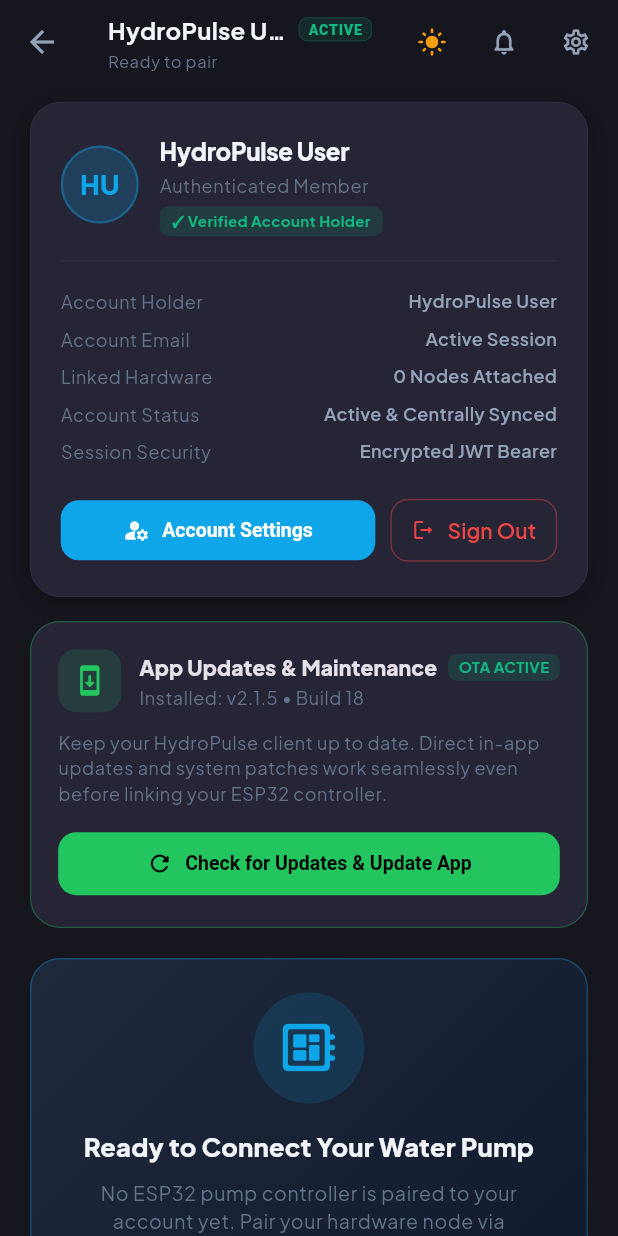
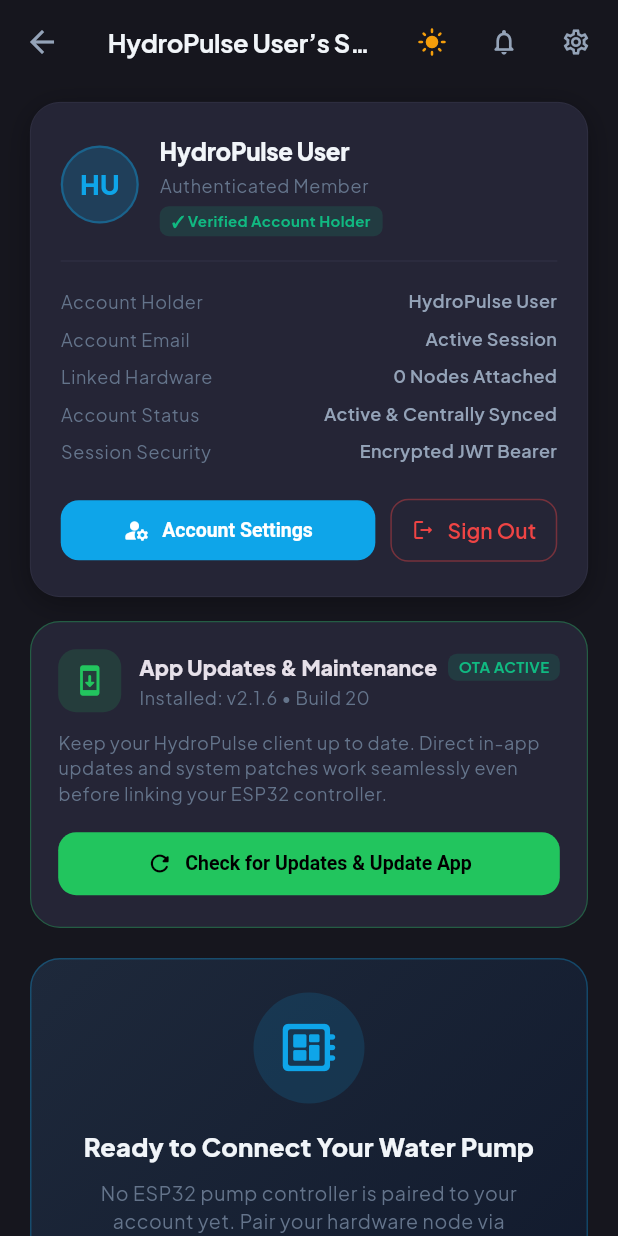
Before and after one commit to karthiknataraj547/Water-pump-controller, a Flutter app: the DashboardScreen screen opened directly, on a phone screen of 412 x 824 dp. Run offline on Flutter 3.47's test engine with Material 3 defaults, Android fonts, the light colour scheme and no system bars; our stand-ins replace dio, fl_chart, flutter_local_notifications, flutter_riverpod, flutter_secure_storage, go_router and 5 more; missing offline and left inert: flutter_reactive_ble, mqtt_client; accounts and stored records are empty; network calls fail.

```diff
--- a/frontend/lib/core/constants/app_constants.dart
+++ b/frontend/lib/core/constants/app_constants.dart
@@ -1,7 +1,7 @@
 class AppConstants {
   static const String appName = 'HydroPulse IoT';
-  static const String appVersion = '2.1.5';
-  static const int appBuildNumber = 18;
+  static const String appVersion = '2.1.6';
+  static const int appBuildNumber = 20;
 
   // API & MQTT Backend (Centralized HydroPulse Cloud Sync)
   static const String staticVersionUrl = 'https://water-pump-controller.vercel.app/version.json';
--- a/frontend/lib/features/dashboard/presentation/dashboard_screen.dart
+++ b/frontend/lib/features/dashboard/presentation/dashboard_screen.dart
@@ -102,7 +102,6 @@ class _DashboardScreenState extends ConsumerState<DashboardScreen>
   Widget build(BuildContext context) {
     final device = hardwareStateService.activeDevice;
     final isOnline = hardwareStateService.isHardwareOnline;
-    final isMqttConnected = hardwareStateService.isMqttConnected;
     final sensorData = hardwareStateService.sensorData;
     final pumpStatus = hardwareStateService.pumpStatus;
 
@@ -115,96 +114,14 @@ class _DashboardScreenState extends ConsumerState<DashboardScreen>
     return Scaffold(
       appBar: AppBar(
         titleSpacing: 16,
-        title: Column(
-          crossAxisAlignment: CrossAxisAlignment.start,
-          mainAxisSize: MainAxisSize.min,
-          children: [
-            Row(
-              children: [
-                Flexible(
-                  child: Text(
-                    device?.name ?? (_userName.isNotEmpty ? '$_userName’s Space' : 'HydroPulse Hub'),
-                    overflow: TextOverflow.ellipsis,
-                    style: textTheme.titleMedium?.copyWith(fontWeight: FontWeight.w700, fontSize: 16),
-                  ),
-                ),
-                const SizedBox(width: 6),
-                // Smooth animated status badge
-                AnimatedContainer(
-                  duration: const Duration(milliseconds: 300),
-                  padding: const EdgeInsets.symmetric(horizontal: 6, vertical: 2),
-                  decoration: BoxDecoration(
-                    color: (device == null ? const Color(0xFF10B981) : (isOnline ? AppTheme.accent : AppTheme.danger)).withValues(alpha: 0.12),
-                    borderRadius: BorderRadius.circular(6),
-                    border: Border.all(
-                      color: (device == null ? const Color(0xFF10B981) : (isOnline ? AppTheme.accent : AppTheme.danger)).withValues(alpha: 0.3),
-                      width: 0.5,
-                    ),
-                  ),
-                  child: Text(
-                    device == null ? 'ACTIVE' : (isOnline ? 'ONLINE' : 'OFFLINE'),
-                    style: TextStyle(
-                      color: device == null ? const Color(0xFF10B981) : (isOnline ? AppTheme.accent : AppTheme.danger),
-                      fontSize: 9.5,
-                      fontWeight: FontWeight.w800,
-                      letterSpacing: 0.5,
-                    ),
-                  ),
-                ),
-              ],
-            ),
-            const SizedBox(height: 2),
-            Row(
-              children: [
-                if (device != null) ...[
-                  // Prominent Monospace Device ID Badge — crystal clear, never removed
-                  Container(
-                    padding: const EdgeInsets.symmetric(horizontal: 5, vertical: 1.5),
-                    decoration: BoxDecoration(
-                      color: colorScheme.primary.withOpacity(isDarkMode ? 0.18 : 0.08),
-                      borderRadius: BorderRadius.circular(4),
-                      border: Border.all(
-                        color: colorScheme.primary.withOpacity(0.2),
-                        width: 0.5,
-                      ),
-                    ),
-                    child: Text(
-                      'ID: ${device.id}',
-                      style: TextStyle(
-                        fontFamily: 'monospace',
-                        fontSize: 10.5,
-                        fontWeight: FontWeight.w700,
-                        color: colorScheme.primary,
-                        letterSpacing: 0.3,
-                      ),
-                    ),
-                  ),
-                  const SizedBox(width: 6),
-                  Text(
-                    '•',
-                    style: TextStyle(fontSize: 10, color: textTheme.bodySmall?.color),
-                  ),
-                  const SizedBox(width: 6),
-                  Flexible(
-                    child: Text(
-                      isOnline
-                          ? '${hardwareStateService.lastCommandRttMs}ms Ping'
-                          : (isMqttConnected ? 'MQTT Synced' : 'Connecting...'),
-                      overflow: TextOverflow.ellipsis,
-                      style: textTheme.bodySmall?.copyWith(fontSize: 11),
-                    ),
-                  ),
-                ] else
-                  Flexible(
-                    child: Text(
-                      _userEmail.isNotEmpty ? 'Account: $_userEmail' : 'Ready to pair',
-                      overflow: TextOverflow.ellipsis,
-                      style: textTheme.bodySmall?.copyWith(fontSize: 11),
-                    ),
-                  ),
-              ],
-            ),
-          ],
+        title: Text(
+          device?.name ?? (_userName.isNotEmpty ? '$_userName’s Space' : 'HydroPulse Hub'),
+          overflow: TextOverflow.ellipsis,
+          style: textTheme.titleMedium?.copyWith(
+            fontWeight: FontWeight.w700,
+            fontSize: 17,
+            letterSpacing: -0.2,
+          ),
         ),
         actions: [
           // Theme Toggle with smooth animated icon transition
--- a/frontend/pubspec.yaml
+++ b/frontend/pubspec.yaml
@@ -1,7 +1,7 @@
 name: iot_water_pump_app
 description: "Professional IoT Water Pump Monitoring & Control Application for Android and iOS."
 publish_to: 'none'
-version: 2.1.5+18
+version: 2.1.6+20
 
 environment:
   sdk: '>=3.2.0 <4.0.0'
```
Also changed, not shown: api/database.json (+9 -25 lines), api/version.json (+20 -19 lines), frontend/lib/core/hardware/hardware_state_service.dart (+70 -29 lines), version.json (+20 -19 lines), website/version.json (+20 -19 lines), 3 other files.
